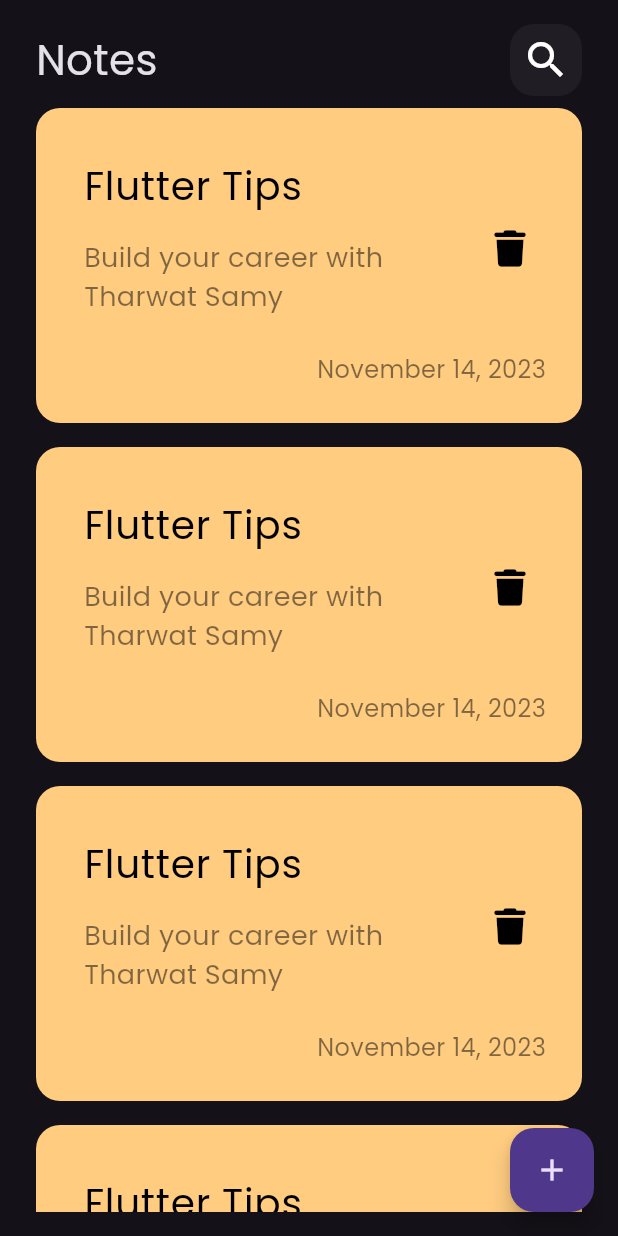
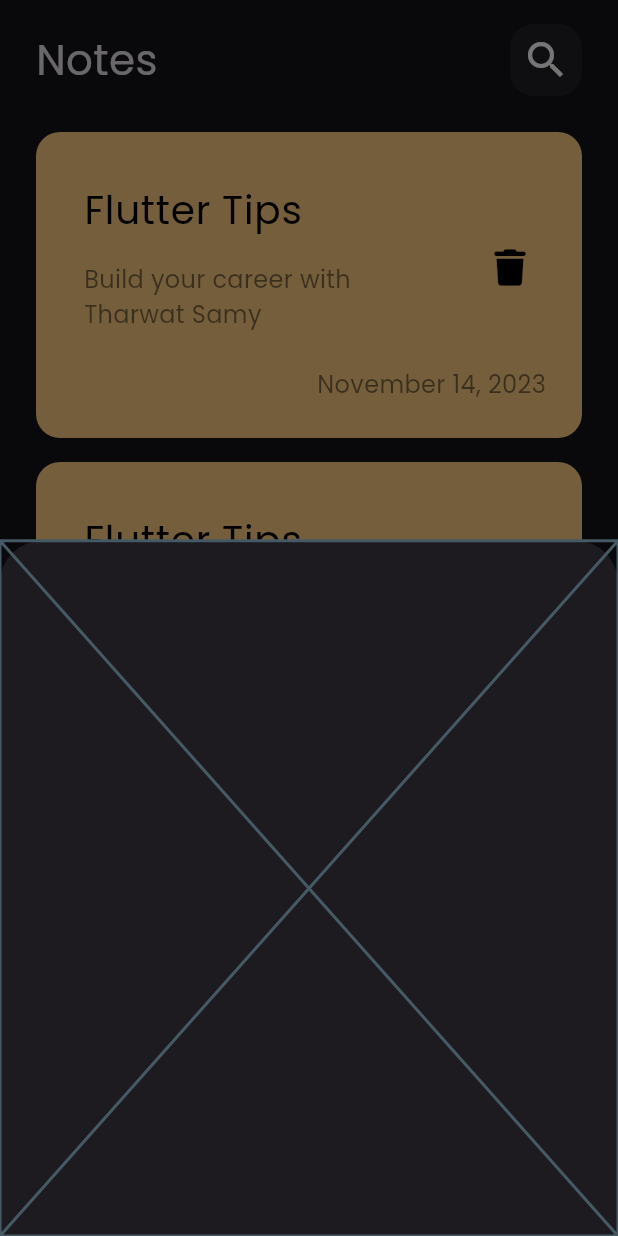
Before and after one commit to YoussefHabib97/notes_app_hive, a Flutter app: the screen it shows after launch, after a tap on the "add" icon, on a phone screen of 412 x 824 dp. Run offline on Flutter 3.47's test engine with Material 2 defaults, Android fonts, the phone set to English and light mode, and no system bars; our stand-ins replace font_awesome_flutter.

```diff
--- a/lib/views/notes_view.dart
+++ b/lib/views/notes_view.dart
@@ -1,6 +1,8 @@
 import 'package:flutter/material.dart';
 
 import 'package:notes_app/views/widgets/notes_view_body.dart';
+
+import 'package:notes_app/views/widgets/add_note_bottom_sheet.dart';
 
 class NotesView extends StatelessWidget {
   const NotesView({super.key});
@@ -9,7 +11,14 @@ class NotesView extends StatelessWidget {
   Widget build(BuildContext context) {
     return Scaffold(
       floatingActionButton: FloatingActionButton(
-        onPressed: () {},
+        onPressed: () {
+          showModalBottomSheet(
+            context: context,
+            builder: (context) {
+              return const AddNoteBottomSheet();
+            },
+          );
+        },
         child: const Icon(Icons.add),
       ),
       body: const NotesViewBody(),
--- /dev/null
+++ b/lib/views/widgets/add_note_bottom_sheet.dart
@@ -0,0 +1,10 @@
+import 'package:flutter/material.dart';
+
+class AddNoteBottomSheet extends StatelessWidget {
+  const AddNoteBottomSheet({super.key});
+
+  @override
+  Widget build(BuildContext context) {
+    return const Placeholder();
+  }
+}
--- a/lib/views/widgets/custom_note_item.dart
+++ b/lib/views/widgets/note_item.dart
@@ -33,7 +33,7 @@ class NoteItem extends StatelessWidget {
               child: Text(
                 "Build your career with Tharwat Samy",
                 style: TextStyle(
-                  fontSize: 18,
+                  fontSize: 16,
                   color: Colors.black.withOpacity(0.5),
                 ),
               ),
--- a/lib/views/widgets/notes_list_view.dart
+++ b/lib/views/widgets/notes_list_view.dart
@@ -1,17 +1,21 @@
 import 'package:flutter/material.dart';
 
-import 'custom_note_item.dart';
+import 'note_item.dart';
 
 class NotesListView extends StatelessWidget {
   const NotesListView({super.key});
 
   @override
   Widget build(BuildContext context) {
-    return ListView.builder(
-      itemCount: 6,
-      itemBuilder: (context, index) => const Padding(
-        padding: EdgeInsets.symmetric(vertical: 8.0),
-        child: NoteItem(),
+    return Padding(
+      padding: const EdgeInsets.symmetric(vertical: 16),
+      child: ListView.builder(
+        padding: const EdgeInsets.all(0),
+        itemCount: 6,
+        itemBuilder: (context, index) => const Padding(
+          padding: EdgeInsets.symmetric(vertical: 8.0),
+          child: NoteItem(),
+        ),
       ),
     );
   }
```
